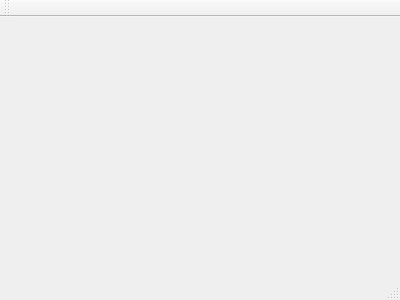
This is mainwindow.ui in hun7err/Chess as Qt 5 draws it before an edit. The edited form follows.
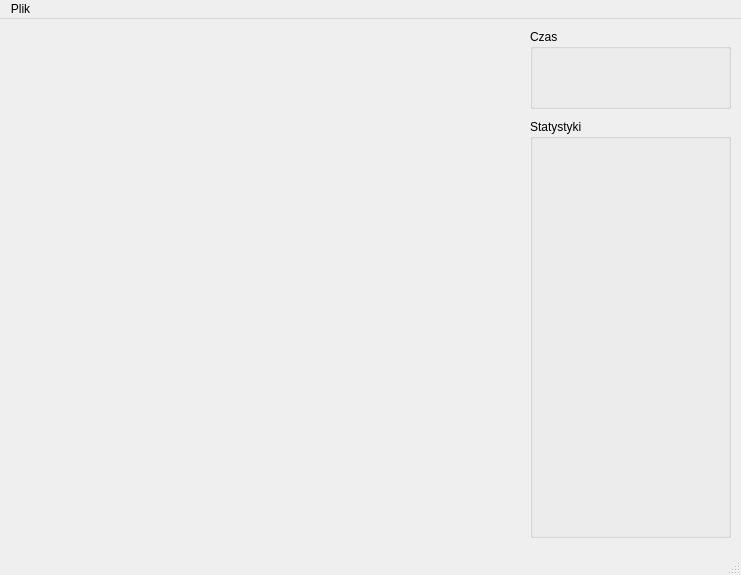
This is the edited form.

Commit message: Added Game class which containts (well, at least it *will* contain) most of the game information like board contents and will allow to draw figures' images on widgets stored in QWidget *wboard[8][8]. Also added UI (drawing QLabels and dynamic drawing of QWidgets) and Pawn class.

The edit to the form file:
```diff
--- a/mainwindow.ui
+++ b/mainwindow.ui
@@ -1,24 +1,73 @@
 <ui version="4.0">
  <class>MainWindow</class>
- <widget class="QMainWindow" name="MainWindow" >
-  <property name="geometry" >
+ <widget class="QMainWindow" name="MainWindow">
+  <property name="geometry">
    <rect>
     <x>0</x>
     <y>0</y>
-    <width>400</width>
-    <height>300</height>
+    <width>741</width>
+    <height>575</height>
    </rect>
   </property>
   <property name="windowTitle" >
    <string>MainWindow</string>
   </property>
-  <widget class="QMenuBar" name="menuBar" />
-  <widget class="QToolBar" name="mainToolBar" />
-  <widget class="QWidget" name="centralWidget" />
-  <widget class="QStatusBar" name="statusBar" />
+  <widget class="QWidget" name="centralWidget">
+   <widget class="QGroupBox" name="groupBox_2">
+    <property name="geometry">
+     <rect>
+      <x>530</x>
+      <y>10</y>
+      <width>201</width>
+      <height>80</height>
+     </rect>
+    </property>
+    <property name="title">
+     <string>Czas</string>
+    </property>
+   </widget>
+   <widget class="QGroupBox" name="groupBox_3">
+    <property name="geometry">
+     <rect>
+      <x>530</x>
+      <y>100</y>
+      <width>201</width>
+      <height>419</height>
+     </rect>
+    </property>
+    <property name="title">
+     <string>Statystyki</string>
+    </property>
+   </widget>
+  </widget>
+  <widget class="QMenuBar" name="menuBar">
+   <property name="geometry">
+    <rect>
+     <x>0</x>
+     <y>0</y>
+     <width>741</width>
+     <height>22</height>
+    </rect>
+   </property>
+   <widget class="QMenu" name="menuPlik">
+    <property name="title">
+     <string>Plik</string>
+    </property>
+    <addaction name="actionWyjd"/>
+   </widget>
+   <addaction name="menuPlik"/>
+  </widget>
+  <widget class="QStatusBar" name="statusBar"/>
+  <action name="actionWyjd">
+   <property name="text">
+    <string>Wyjdź</string>
+   </property>
+   <property name="shortcut">
+    <string>Esc</string>
+   </property>
+  </action>
  </widget>
- <layoutDefault spacing="6" margin="11" />
- <pixmapfunction></pixmapfunction>
+ <layoutdefault spacing="6" margin="11"/>
  <resources/>
  <connections/>
 </ui>
```
Left out of the diff: 5 changed lines with no effect on the pictures. The commit also changes 9 other files.
